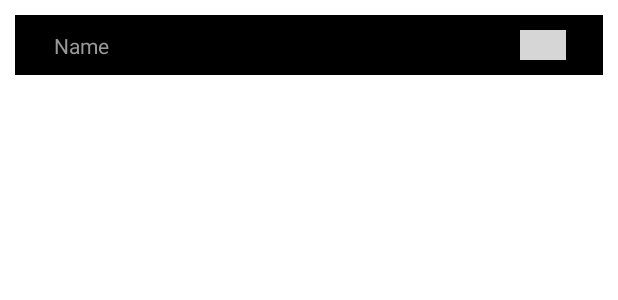
After one commit to sebastianbocul/spotify, an Android app: the layout item_song.xml on its own in the app's theme, with its tools: preview values and no code run, on a phone screen of 412 x 824 dp. The commit adds this screen. Shown: the top 300 px of the screen. Run offline under Robolectric (Android 15) with nearby library versions, the phone set to English and light mode, and no system bars; grey boxes are pictures that could not be loaded.

Commit message:
Created recyclerview items, updated themes

```diff
--- /dev/null
+++ b/app/src/main/res/layout/item_song.xml
@@ -0,0 +1,36 @@
+<?xml version="1.0" encoding="utf-8"?>
+<androidx.constraintlayout.widget.ConstraintLayout xmlns:android="http://schemas.android.com/apk/res/android"
+    xmlns:app="http://schemas.android.com/apk/res-auto"
+    xmlns:tools="http://schemas.android.com/tools"
+    android:layout_width="match_parent"
+    android:layout_height="wrap_content"
+    android:orientation="horizontal"
+    android:padding="10dp"
+    android:background="#000000"
+    android:layout_margin="10dp">
+
+    <TextView
+        android:id="@+id/name"
+        android:layout_width="wrap_content"
+        android:layout_height="wrap_content"
+        android:layout_marginStart="16dp"
+        android:text="Name"
+        android:textColor="#999999"
+        android:textSize="14sp"
+        app:layout_constraintBottom_toBottomOf="parent"
+        app:layout_constraintStart_toStartOf="parent"
+        app:layout_constraintTop_toTopOf="parent" />
+
+    <ImageView
+        android:id="@+id/image"
+        android:layout_width="20dp"
+        android:layout_height="20dp"
+        android:scaleX="1.5"
+        android:scaleY="1.5"
+        android:layout_marginRight="20dp"
+        android:src="@drawable/ic_baseline_play_arrow_24"
+        app:layout_constraintBottom_toBottomOf="parent"
+        app:layout_constraintEnd_toEndOf="parent"
+        app:layout_constraintTop_toTopOf="parent" />
+
+</androidx.constraintlayout.widget.ConstraintLayout>
--- a/app/src/main/res/values-night/themes.xml
+++ b/app/src/main/res/values-night/themes.xml
@@ -2,7 +2,7 @@
     <!-- Base application theme. -->
     <style name="Theme.Spotify" parent="Theme.MaterialComponents.DayNight.DarkActionBar">
         <!-- Primary brand color. -->
-        <item name="colorPrimary">@color/purple_200</item>
+        <item name="colorPrimary">#1FA624</item>
         <item name="colorPrimaryVariant">@color/purple_700</item>
         <item name="colorOnPrimary">@color/black</item>
         <!-- Secondary brand color. -->
@@ -10,7 +10,9 @@
         <item name="colorSecondaryVariant">@color/teal_200</item>
         <item name="colorOnSecondary">@color/black</item>
         <!-- Status bar color. -->
-        <item name="android:statusBarColor">?attr/colorPrimaryVariant</item>
+        <item name="android:statusBarColor">@color/black</item>
         <!-- Customize your theme here. -->
+        <item name="windowActionBar">false</item>
+        <item name="windowNoTitle">true</item>
     </style>
 </resources>
--- a/app/src/main/res/values/themes.xml
+++ b/app/src/main/res/values/themes.xml
@@ -2,7 +2,7 @@
     <!-- Base application theme. -->
     <style name="Theme.Spotify" parent="Theme.MaterialComponents.DayNight.DarkActionBar">
         <!-- Primary brand color. -->
-        <item name="colorPrimary">@color/purple_500</item>
+        <item name="colorPrimary">#1FA624</item>
         <item name="colorPrimaryVariant">@color/purple_700</item>
         <item name="colorOnPrimary">@color/white</item>
         <!-- Secondary brand color. -->
@@ -10,7 +10,9 @@
         <item name="colorSecondaryVariant">@color/teal_700</item>
         <item name="colorOnSecondary">@color/black</item>
         <!-- Status bar color. -->
-        <item name="android:statusBarColor">?attr/colorPrimaryVariant</item>
+        <item name="android:statusBarColor">@color/black</item>
         <!-- Customize your theme here. -->
+        <item name="windowActionBar">false</item>
+        <item name="windowNoTitle">true</item>
     </style>
 </resources>
```
Also changed, not shown: app/src/main/res/layout/item_album.xml (added, +33 -0 lines).
